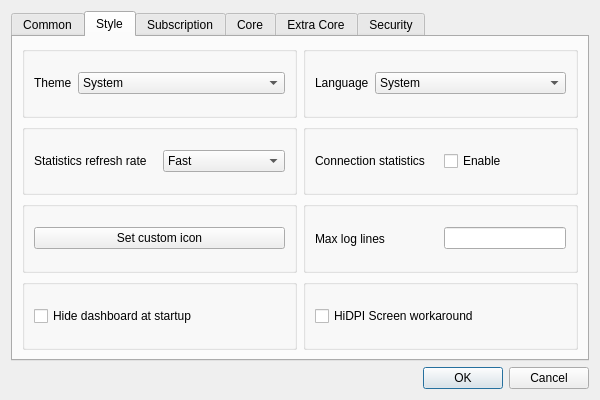
Qt form ui/dialog_basic_settings.ui (MatsuriDayo/nekoray) before a commit.
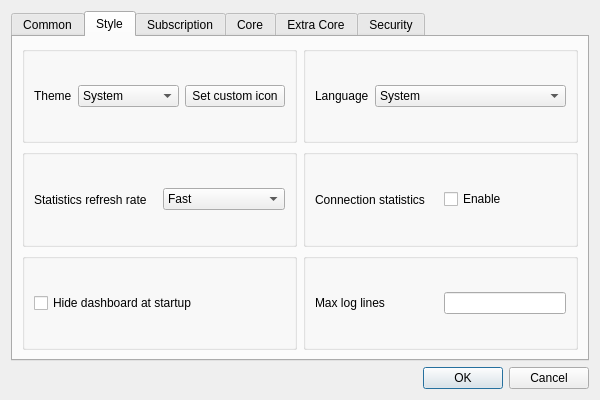
The same form after that commit. The open tabs and pages were chosen to show the change. Custom widgets are drawn as their Qt base class.

The edit to the form file:
```diff
--- a/ui/dialog_basic_settings.ui
+++ b/ui/dialog_basic_settings.ui
@@ -248,52 +248,6 @@
        <string>Style</string>
       </attribute>
       <layout class="QGridLayout" name="gridLayout_5">
-       <item row="4" column="0">
-        <layout class="QHBoxLayout" name="_4">
-         <item>
-          <widget class="QGroupBox" name="groupBox_4">
-           <layout class="QHBoxLayout" name="_2">
-            <item>
-             <widget class="QPushButton" name="set_custom_icon">
-              <property name="sizePolicy">
-               <sizepolicy hsizetype="Preferred" vsizetype="Fixed">
-                <horstretch>0</horstretch>
-                <verstretch>0</verstretch>
-               </sizepolicy>
-              </property>
-              <property name="text">
-               <string>Set custom icon</string>
-              </property>
-             </widget>
-            </item>
-           </layout>
-          </widget>
-         </item>
-         <item>
-          <widget class="QGroupBox" name="groupBox_2">
-           <layout class="QHBoxLayout" name="horizontalLayout_23">
-            <item>
-             <widget class="QLabel" name="label_17">
-              <property name="text">
-               <string>Max log lines</string>
-              </property>
-             </widget>
-            </item>
-            <item>
-             <widget class="QLineEdit" name="max_log_line">
-              <property name="sizePolicy">
-               <sizepolicy hsizetype="Ignored" vsizetype="Fixed">
-                <horstretch>0</horstretch>
-                <verstretch>0</verstretch>
-               </sizepolicy>
-              </property>
-             </widget>
-            </item>
-           </layout>
-          </widget>
-         </item>
-        </layout>
-       </item>
        <item row="0" column="0">
         <layout class="QHBoxLayout" name="_3">
          <item>
@@ -336,6 +290,19 @@
               </item>
              </widget>
             </item>
+            <item>
+             <widget class="QPushButton" name="set_custom_icon">
+              <property name="sizePolicy">
+               <sizepolicy hsizetype="Preferred" vsizetype="Fixed">
+                <horstretch>0</horstretch>
+                <verstretch>0</verstretch>
+               </sizepolicy>
+              </property>
+              <property name="text">
+               <string>Set custom icon</string>
+              </property>
+             </widget>
+            </item>
            </layout>
           </widget>
          </item>
@@ -384,8 +351,8 @@
          </item>
         </layout>
        </item>
-       <item row="3" column="0">
-        <layout class="QHBoxLayout" name="horizontalLayout_12">
+       <item row="2" column="0">
+        <layout class="QHBoxLayout" name="style_h_2">
          <item>
           <widget class="QGroupBox" name="traffic_statistics_box">
            <layout class="QHBoxLayout" name="horizontalLayout_3">
@@ -440,8 +407,8 @@
          </item>
         </layout>
        </item>
-       <item row="5" column="0">
-        <layout class="QHBoxLayout" name="horizontalLayout_24">
+       <item row="3" column="0">
+        <layout class="QHBoxLayout" name="style_h_3">
          <item>
           <widget class="QGroupBox" name="horizontalGroupBox_5">
            <layout class="QHBoxLayout" name="horizontalLayout_6">
@@ -462,15 +429,22 @@
           </widget>
          </item>
          <item>
-          <widget class="QGroupBox" name="groupBox_3">
-           <layout class="QHBoxLayout" name="horizontalLayout_25">
+          <widget class="QGroupBox" name="groupBox_2">
+           <layout class="QHBoxLayout" name="horizontalLayout_23">
             <item>
-             <widget class="QCheckBox" name="AA_EnableHighDpiScaling">
-              <property name="toolTip">
-               <string notr="true">Enable Qt::AA_EnableHighDpiScaling, maybe useful for HiDPI screens.</string>
-              </property>
+             <widget class="QLabel" name="label_17">
               <property name="text">
-               <string notr="true">HiDPI Screen workaround</string>
+               <string>Max log lines</string>
+              </property>
+             </widget>
+            </item>
+            <item>
+             <widget class="QLineEdit" name="max_log_line">
+              <property name="sizePolicy">
+               <sizepolicy hsizetype="Ignored" vsizetype="Fixed">
+                <horstretch>0</horstretch>
+                <verstretch>0</verstretch>
+               </sizepolicy>
               </property>
              </widget>
             </item>
```
Left out of the diff: 20 changed lines with no effect on the pictures.
